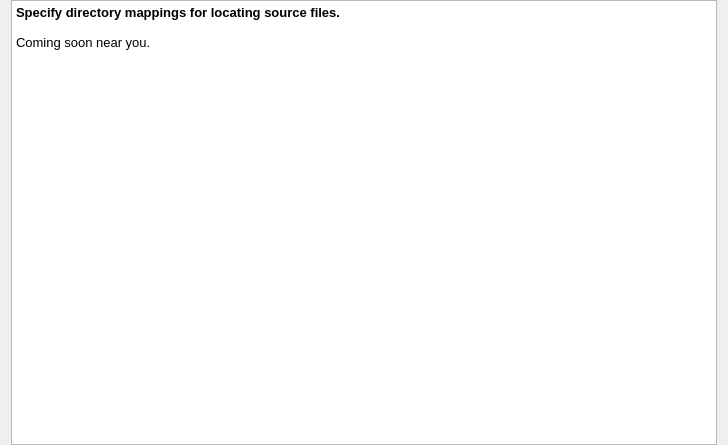
This is src/SeerSourceConfigPage.ui in epasveer/seer as Qt 5 draws it before an edit. The edited form follows.
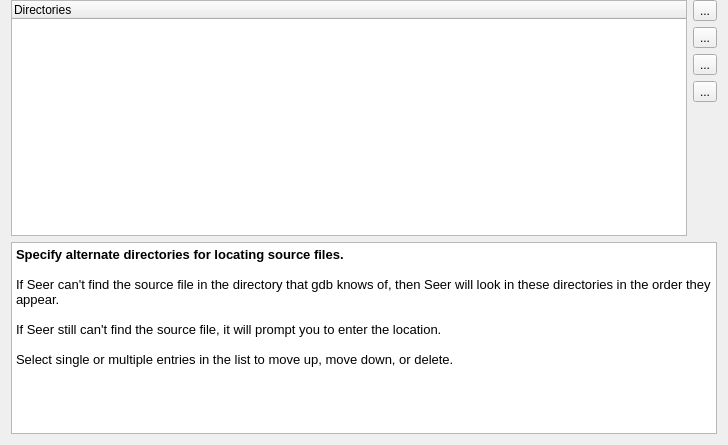
This is the edited form. Icons and pictures are not drawn.

Commit message:
Finished with alternate search directories for location source file.
GDB has its notion of where source files live. Sometimes this is
incorrect as the source may be in a different place after the executable
is released.

Seer's source search feature is a list of alternate directories to look
in if the path that GDB knows of doesn't exist.

Use the Config dialog to set them. Then save the config.

This is a global feature. That is, it applies to any and all executables
being debugged. (Perhaps I'll add project based session files to handle
per executable settings).

Diff of the .ui file:
```diff
--- a/src/SeerSourceConfigPage.ui
+++ b/src/SeerSourceConfigPage.ui
@@ -17,23 +17,116 @@
    <property name="topMargin">
     <number>0</number>
    </property>
-   <property name="bottomMargin">
-    <number>0</number>
-   </property>
-   <item row="0" column="0">
+   <item row="0" column="1">
+    <widget class="QToolButton" name="addDirectoryToolButton">
+     <property name="toolTip">
+      <string>Add a new directory.</string>
+     </property>
+     <property name="text">
+      <string>...</string>
+     </property>
+     <property name="icon">
+      <iconset theme="document-new">
+       <normaloff>.</normaloff>.</iconset>
+     </property>
+    </widget>
+   </item>
+   <item row="1" column="1">
+    <widget class="QToolButton" name="moveUpDirectoriesToolButton">
+     <property name="toolTip">
+      <string>Move up selected directories.</string>
+     </property>
+     <property name="text">
+      <string>...</string>
+     </property>
+     <property name="icon">
+      <iconset resource="resource.qrc">
+       <normaloff>:/seer/resources/up_arrow.png</normaloff>:/seer/resources/up_arrow.png</iconset>
+     </property>
+    </widget>
+   </item>
+   <item row="2" column="1">
+    <widget class="QToolButton" name="moveDownDirectoriesToolButton">
+     <property name="toolTip">
+      <string>Move down selected directories.</string>
+     </property>
+     <property name="text">
+      <string>...</string>
+     </property>
+     <property name="icon">
+      <iconset resource="resource.qrc">
+       <normaloff>:/seer/resources/down_arrow.png</normaloff>:/seer/resources/down_arrow.png</iconset>
+     </property>
+    </widget>
+   </item>
+   <item row="3" column="1">
+    <widget class="QToolButton" name="deleteDirectoriesToolButton">
+     <property name="toolTip">
+      <string>Delete selected directories.</string>
+     </property>
+     <property name="text">
+      <string>...</string>
+     </property>
+     <property name="icon">
+      <iconset theme="edit-delete">
+       <normaloff>.</normaloff>.</iconset>
+     </property>
+    </widget>
+   </item>
+   <item row="4" column="1">
+    <spacer name="verticalSpacer">
+     <property name="orientation">
+      <enum>Qt::Vertical</enum>
+     </property>
+     <property name="sizeHint" stdset="0">
+      <size>
+       <width>20</width>
+       <height>82</height>
+      </size>
+     </property>
+    </spacer>
+   </item>
+   <item row="5" column="0" colspan="2">
     <widget class="QTextBrowser" name="textBrowser">
+     <property name="sizePolicy">
+      <sizepolicy hsizetype="Expanding" vsizetype="Expanding">
+       <horstretch>0</horstretch>
+       <verstretch>0</verstretch>
+      </sizepolicy>
+     </property>
      <property name="html">
       <string>&lt;!DOCTYPE HTML PUBLIC &quot;-//W3C//DTD HTML 4.0//EN&quot; &quot;http://www.w3.org/TR/REC-html40/strict.dtd&quot;&gt;
 &lt;html&gt;&lt;head&gt;&lt;meta name=&quot;qrichtext&quot; content=&quot;1&quot; /&gt;&lt;style type=&quot;text/css&quot;&gt;
 p, li { white-space: pre-wrap; }
 &lt;/style&gt;&lt;/head&gt;&lt;body style=&quot; font-family:'Noto Sans'; font-size:10pt; font-weight:400; font-style:normal;&quot;&gt;
-&lt;p style=&quot; margin-top:0px; margin-bottom:0px; margin-left:0px; margin-right:0px; -qt-block-indent:0; text-indent:0px;&quot;&gt;&lt;span style=&quot; font-weight:600;&quot;&gt;Specify directory mappings for locating source files.&lt;/span&gt;&lt;/p&gt;
+&lt;p style=&quot; margin-top:0px; margin-bottom:0px; margin-left:0px; margin-right:0px; -qt-block-indent:0; text-indent:0px;&quot;&gt;&lt;span style=&quot; font-weight:600;&quot;&gt;Specify alternate directories for locating source files.&lt;/span&gt;&lt;/p&gt;
 &lt;p style=&quot;-qt-paragraph-type:empty; margin-top:0px; margin-bottom:0px; margin-left:0px; margin-right:0px; -qt-block-indent:0; text-indent:0px;&quot;&gt;&lt;br /&gt;&lt;/p&gt;
-&lt;p style=&quot; margin-top:0px; margin-bottom:0px; margin-left:0px; margin-right:0px; -qt-block-indent:0; text-indent:0px;&quot;&gt;Coming soon near you.&lt;/p&gt;
-&lt;p style=&quot;-qt-paragraph-type:empty; margin-top:0px; margin-bottom:0px; margin-left:0px; margin-right:0px; -qt-block-indent:0; text-indent:0px;&quot;&gt;&lt;br /&gt;&lt;/p&gt;&lt;/body&gt;&lt;/html&gt;</string>
+&lt;p style=&quot; margin-top:0px; margin-bottom:0px; margin-left:0px; margin-right:0px; -qt-block-indent:0; text-indent:0px;&quot;&gt;If Seer can't find the source file in the directory that gdb knows of, then Seer will look in these directories in the order they appear.&lt;/p&gt;
+&lt;p style=&quot;-qt-paragraph-type:empty; margin-top:0px; margin-bottom:0px; margin-left:0px; margin-right:0px; -qt-block-indent:0; text-indent:0px;&quot;&gt;&lt;br /&gt;&lt;/p&gt;
+&lt;p style=&quot; margin-top:0px; margin-bottom:0px; margin-left:0px; margin-right:0px; -qt-block-indent:0; text-indent:0px;&quot;&gt;If Seer still can't find the source file, it will prompt you to enter the location.&lt;/p&gt;
+&lt;p style=&quot;-qt-paragraph-type:empty; margin-top:0px; margin-bottom:0px; margin-left:0px; margin-right:0px; -qt-block-indent:0; text-indent:0px;&quot;&gt;&lt;br /&gt;&lt;/p&gt;
+&lt;p style=&quot; margin-top:0px; margin-bottom:0px; margin-left:0px; margin-right:0px; -qt-block-indent:0; text-indent:0px;&quot;&gt;Select single or multiple entries in the list to move up, move down, or delete.&lt;/p&gt;&lt;/body&gt;&lt;/html&gt;</string>
      </property>
     </widget>
    </item>
+   <item row="0" column="0" rowspan="5">
+    <widget class="QTreeWidget" name="directoriesTreeWidget">
+     <property name="sizePolicy">
+      <sizepolicy hsizetype="Expanding" vsizetype="Expanding">
+       <horstretch>0</horstretch>
+       <verstretch>0</verstretch>
+      </sizepolicy>
+     </property>
+     <property name="rootIsDecorated">
+      <bool>false</bool>
+     </property>
+     <column>
+      <property name="text">
+       <string>Directories</string>
+      </property>
+     </column>
+    </widget>
+   </item>
   </layout>
  </widget>
  <resources/>
```
Left out of the diff: 4 changed lines with no effect on the pictures. The commit also changes 16 other files.
